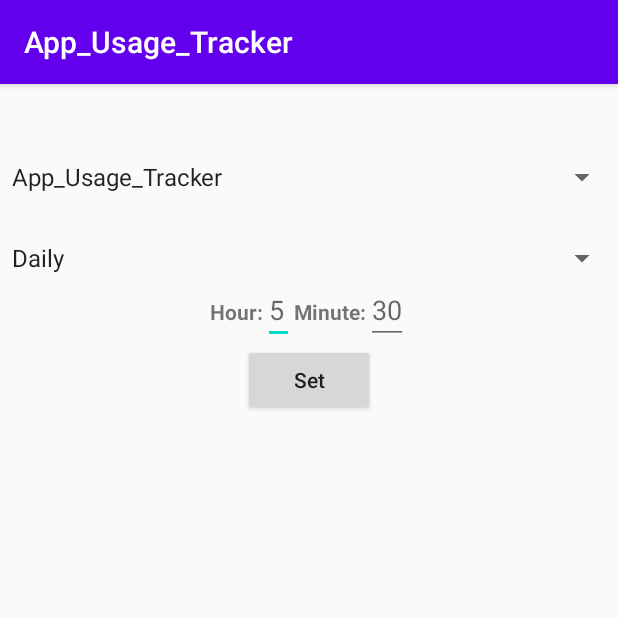
After one commit to diptodeydip/App_Usage_Tracker, an Android app: the SetTarget screen opened directly, with no data from a screen before it, on a phone screen of 412 x 824 dp, the top half of it. The commit adds this screen. Run offline under Robolectric (Android 15) with nearby library versions, the phone set to English and light mode, and no system bars.

Commit message:
added New class SetTarget

```diff
--- a/app/src/main/AndroidManifest.xml
+++ b/app/src/main/AndroidManifest.xml
@@ -10,6 +10,7 @@
         android:roundIcon="@mipmap/ic_launcher_round"
         android:supportsRtl="true"
         android:theme="@style/AppTheme">
+        <activity android:name=".SetTarget"></activity>
         <activity android:name=".MainActivity">
             <intent-filter>
                 <action android:name="android.intent.action.MAIN" />
@@ -17,8 +18,7 @@
                 <category android:name="android.intent.category.LAUNCHER" />
             </intent-filter>
         </activity>
-        <activity android:name=".UsagePage"> </activity>
-
+        <activity android:name=".UsagePage"></activity>
 
         <receiver android:name=".MyBroadcastReceiver">
             <intent-filter>
@@ -26,14 +26,14 @@
             </intent-filter>
         </receiver>
     </application>
-    <uses-permission android:name="android.permission.RECEIVE_BOOT_COMPLETED" />
     <uses-permission android:name="android.permission.WRITE_EXTERNAL_STORAGE" />
     <uses-permission android:name="android.permission.READ_EXTERNAL_STORAGE" />
     <uses-permission android:name="android.permission.ACCESS_WIFI_STATE" />
     <uses-permission android:name="android.permission.ACCESS_NETWORK_STATE" />
-
     <uses-permission
         android:name="android.permission.PACKAGE_USAGE_STATS"
         tools:ignore="ProtectedPermissions" />
 
+    <uses-permission android:name="android.permission.RECEIVE_BOOT_COMPLETED" />
+
 </manifest>
--- a/app/src/main/java/com/example/app_usage_tracker/MainActivity.java
+++ b/app/src/main/java/com/example/app_usage_tracker/MainActivity.java
@@ -65,8 +65,13 @@ public class MainActivity extends AppCompatActivity{
 
         end_time = calendar.getTimeInMillis();
 
+
         target  = findViewById(R.id.target);
         history = findViewById(R.id.history);
+        mUsageStatsManager = (UsageStatsManager) getSystemService(Context.USAGE_STATS_SERVICE);
+        requestReadWrite();
+
+
 
         history.setOnClickListener(new View.OnClickListener() {
             @Override
@@ -74,12 +79,17 @@ public class MainActivity extends AppCompatActivity{
                 startActivity(new Intent(MainActivity.this,UsagePage.class));
             }
         });
+        target.setOnClickListener(new View.OnClickListener() {
+            @Override
+            public void onClick(View view) {
+                startActivity(new Intent(MainActivity.this,SetTarget.class));
+            }
+        });
 
         //tbar = findViewById(R.id.mytoolbar);
         // setSupportActionBar(tbar);
 
-        mUsageStatsManager = (UsageStatsManager) getSystemService(Context.USAGE_STATS_SERVICE);
-        requestReadWrite();
+
 
     }
 
@@ -203,6 +213,8 @@ public class MainActivity extends AppCompatActivity{
             // JSONObject userDetails = new JSONObject();
 
             Calendar calendar = Calendar.getInstance();
+            long installationTime = calendar.getTimeInMillis();
+
             calendar.set(Calendar.SECOND, 0);
             calendar.set(Calendar.MINUTE, 0);
             calendar.set(Calendar.HOUR, 0);
@@ -216,7 +228,7 @@ public class MainActivity extends AppCompatActivity{
 
             try {
                 JSONObject userDetails = new JSONObject();
-                userDetails.put("InstallationTime" , Time);
+                userDetails.put("InstallationTime" , installationTime);
                 userDetails.put("checkPoint" , Time);
                 MyBroadcastReceiver.saveToPhone(userDetails.toString(),"details.json" ,this);
             } catch (JSONException e) {
--- /dev/null
+++ b/app/src/main/java/com/example/app_usage_tracker/SetTarget.java
@@ -0,0 +1,59 @@
+package com.example.app_usage_tracker;
+
+import androidx.appcompat.app.AppCompatActivity;
+
+import android.app.TimePickerDialog;
+import android.content.Intent;
+import android.content.pm.ApplicationInfo;
+import android.content.pm.PackageInfo;
+import android.content.pm.PackageManager;
+import android.content.pm.ResolveInfo;
+import android.os.Bundle;
+import android.widget.ArrayAdapter;
+import android.widget.Spinner;
+import android.widget.TextView;
+import android.widget.TimePicker;
+
+import java.util.ArrayList;
+import java.util.Calendar;
+import java.util.List;
+
+public class SetTarget extends AppCompatActivity {
+
+    @Override
+    protected void onCreate(Bundle savedInstanceState) {
+        super.onCreate(savedInstanceState);
+        setContentView(R.layout.activity_set_target);
+
+        final PackageManager pm = getPackageManager();
+        //get a list of installed apps.
+        List<PackageInfo> packages = pm.getInstalledPackages(0);
+
+
+
+        ArrayList<String> list = new ArrayList<>();
+
+        for(int i =0; i<packages.size();i++){
+            if((packages.get(i).applicationInfo.flags & ApplicationInfo.FLAG_SYSTEM) == 0){
+                list.add(packages.get(i).applicationInfo.loadLabel(pm).toString());
+            }
+        }
+        String[] arraySpinner = new String[list.size()];
+        for(int i =0; i<list.size();i++){
+                arraySpinner[i]= list.get(i);
+        }
+
+
+        Spinner s = (Spinner) findViewById(R.id.Applist);
+        ArrayAdapter<String> adapter = new ArrayAdapter<String>(this,
+                android.R.layout.simple_spinner_item, arraySpinner);
+        adapter.setDropDownViewResource(android.R.layout.simple_spinner_dropdown_item);
+        s.setAdapter(adapter);
+
+        Spinner s1 = (Spinner) findViewById(R.id.targetType);
+
+
+
+
+    }
+}
--- /dev/null
+++ b/app/src/main/res/layout/activity_set_target.xml
@@ -0,0 +1,68 @@
+<?xml version="1.0" encoding="utf-8"?>
+<androidx.appcompat.widget.LinearLayoutCompat
+    xmlns:android="http://schemas.android.com/apk/res/android" android:layout_width="match_parent"
+    android:layout_height="match_parent"
+    android:orientation="vertical"
+    android:gravity="center_horizontal"
+    >
+
+    <Spinner
+        android:id="@+id/Applist"
+        android:layout_marginTop="50dp"
+        android:layout_width="match_parent"
+        android:layout_height="wrap_content"/>
+
+    <Spinner
+        android:id="@+id/targetType"
+        android:layout_width="match_parent"
+        android:layout_height="wrap_content"
+        android:layout_marginTop="30dp"
+        android:entries="@array/targetType"/>
+
+    <LinearLayout
+        android:layout_width="match_parent"
+        android:layout_height="wrap_content"
+        android:orientation="horizontal"
+        android:gravity="center_horizontal">
+
+        <TextView
+            android:layout_width="wrap_content"
+            android:layout_height="wrap_content"
+            android:textStyle="bold"
+            android:text="Hour:"/>
+
+        <EditText
+            android:layout_width="wrap_content"
+            android:layout_height="wrap_content"
+            android:hint="5"
+            android:autofillHints="5"
+            android:inputType="number" />
+
+        <TextView
+            android:layout_width="wrap_content"
+            android:layout_height="wrap_content"
+            android:textStyle="bold"
+            android:text="Minute:"/>
+
+        <EditText
+             android:layout_width="wrap_content"
+            android:layout_height="wrap_content"
+            android:hint="30"
+            android:autofillHints="30"
+            android:inputType="number" />
+    </LinearLayout>
+
+
+
+
+
+
+    <Button
+        android:layout_width="wrap_content"
+        android:layout_height="wrap_content"
+        android:text="Set"
+        android:textAllCaps="false"
+        />
+
+
+</androidx.appcompat.widget.LinearLayoutCompat>
--- a/app/src/main/res/values/arrays.xml
+++ b/app/src/main/res/values/arrays.xml
@@ -22,8 +22,10 @@
         <item>4 Days Ago-Today</item>
         <item>5 Days Ago-Today</item>
         <item>6 Days Ago-Today</item>
+    </string-array>
 
-
-
+    <string-array name="targetType">
+        <item>Daily</item>
+        <item>Weekly</item>
     </string-array>
 </resources>
```
